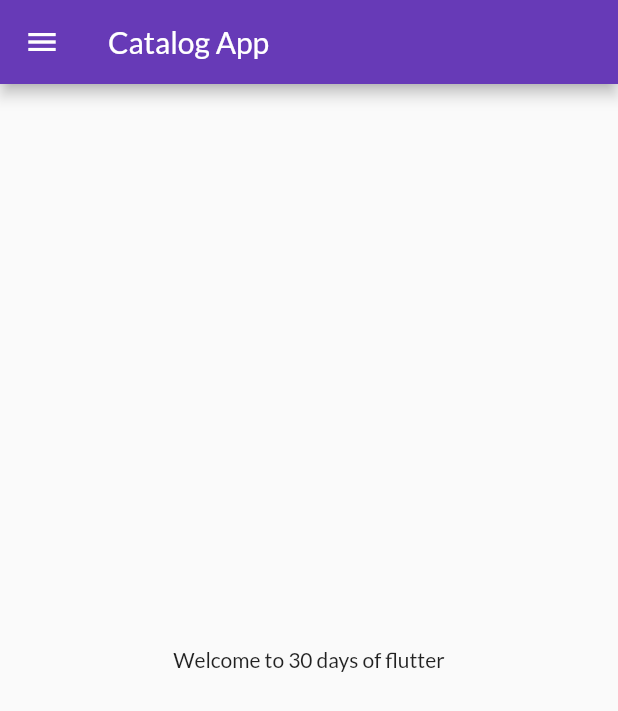
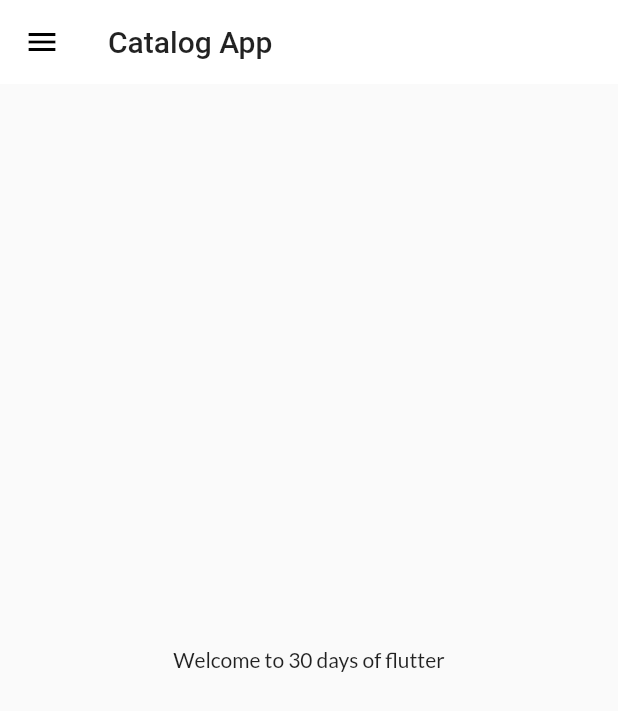
Before and after one commit to AbhilashaSrashtasoft/30DaysOfFlutter, a Flutter app: the screen it shows after launch, on a phone screen of 412 x 824 dp. Shown: the top 711 px of the screen. Run offline on Flutter 3.47's test engine with Material 2 defaults, Android fonts, the phone set to English and light mode, and no system bars; our stand-ins replace google_fonts.

Commit message:
Day 9 completed

```diff
--- a/lib/main.dart
+++ b/lib/main.dart
@@ -2,7 +2,7 @@ import 'package:flutter/material.dart';
 import 'package:flutter_catalog/pages/home_page.dart';
 import 'package:flutter_catalog/pages/login_page.dart';
 import 'package:flutter_catalog/utils/routes.dart';
-import 'package:google_fonts/google_fonts.dart';
+import 'package:flutter_catalog/widgets/themes.dart';
 
 void main() {
   runApp(MyApp());
@@ -17,11 +17,9 @@ class MyApp extends StatelessWidget {
       debugShowCheckedModeBanner: false,
       // home: HomePage(),
       themeMode: ThemeMode.light,
-      theme: ThemeData(
-          primarySwatch: Colors.deepPurple,
-          fontFamily: GoogleFonts.lato().fontFamily,
-          primaryTextTheme: GoogleFonts.latoTextTheme()),
-      darkTheme: ThemeData(brightness: Brightness.dark),
+      theme: MyTheme.lightTheme(context),
+
+      darkTheme: MyTheme.darkTheme(context),
       initialRoute: MyRoutes.homeRoute,
       routes: {
         "/": (context) => LoginPage(), // "/" home route
--- a/lib/pages/home_page.dart
+++ b/lib/pages/home_page.dart
@@ -1,5 +1,5 @@
 import 'package:flutter/material.dart';
-import 'package:flutter_catalog/drawer/dart/drawer.dart';
+import 'package:flutter_catalog/widgets/drawer.dart';
 
 class HomePage extends StatelessWidget {
   const HomePage({Key key}) : super(key: key);
@@ -11,7 +11,6 @@ class HomePage extends StatelessWidget {
       appBar: AppBar(
         title: Text(
           "Catalog App",
-          style: TextStyle(color: Colors.white),
         ),
       ),
       body: Center(
--- a/lib/widgets/themes.dart
+++ b/lib/widgets/themes.dart
@@ -0,0 +1,18 @@
+import 'package:flutter/material.dart';
+import 'package:google_fonts/google_fonts.dart';
+
+class MyTheme {
+  static ThemeData lightTheme(BuildContext context) => ThemeData(
+        primarySwatch: Colors.deepPurple,
+        fontFamily: GoogleFonts.lato().fontFamily,
+        primaryTextTheme: GoogleFonts.latoTextTheme(),
+        appBarTheme: AppBarTheme(
+            color: Colors.white,
+            elevation: 0.0,
+            iconTheme: IconThemeData(color: Colors.black),
+            textTheme: Theme.of(context).textTheme),
+      );
+
+  static ThemeData darkTheme(BuildContext context) =>
+      ThemeData(brightness: Brightness.dark);
+}
```
Also changed, not shown: lib/models/catalog.dart (+21 -0 lines), lib/widgets/drawer.dart (+69 -0 lines).
